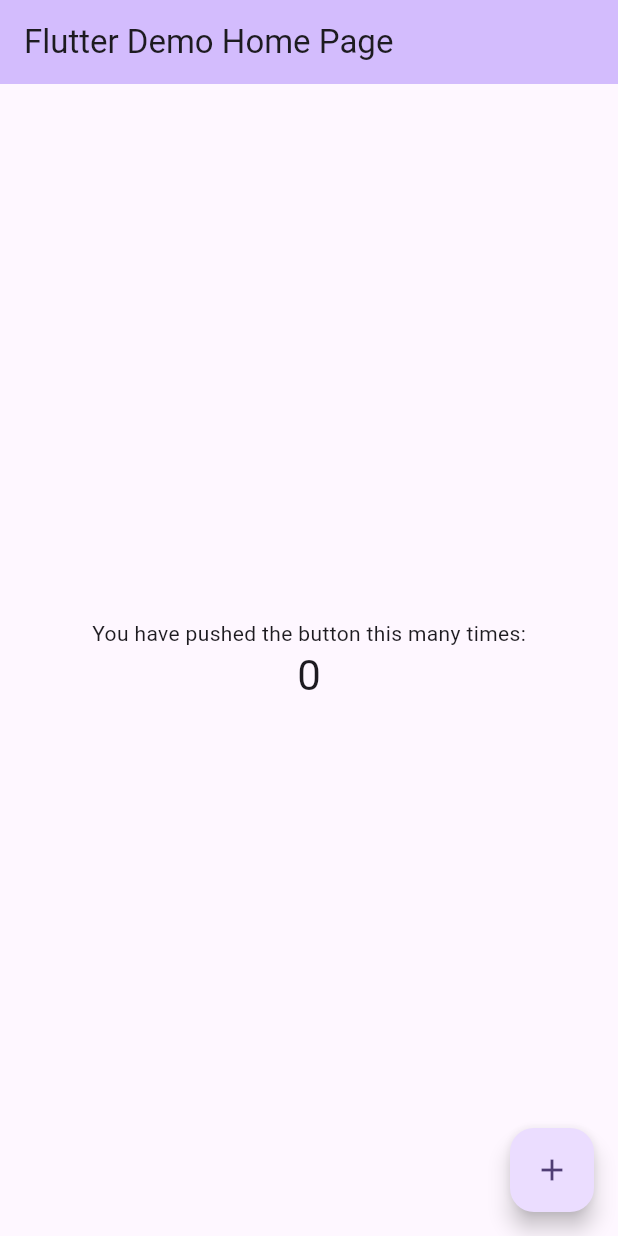
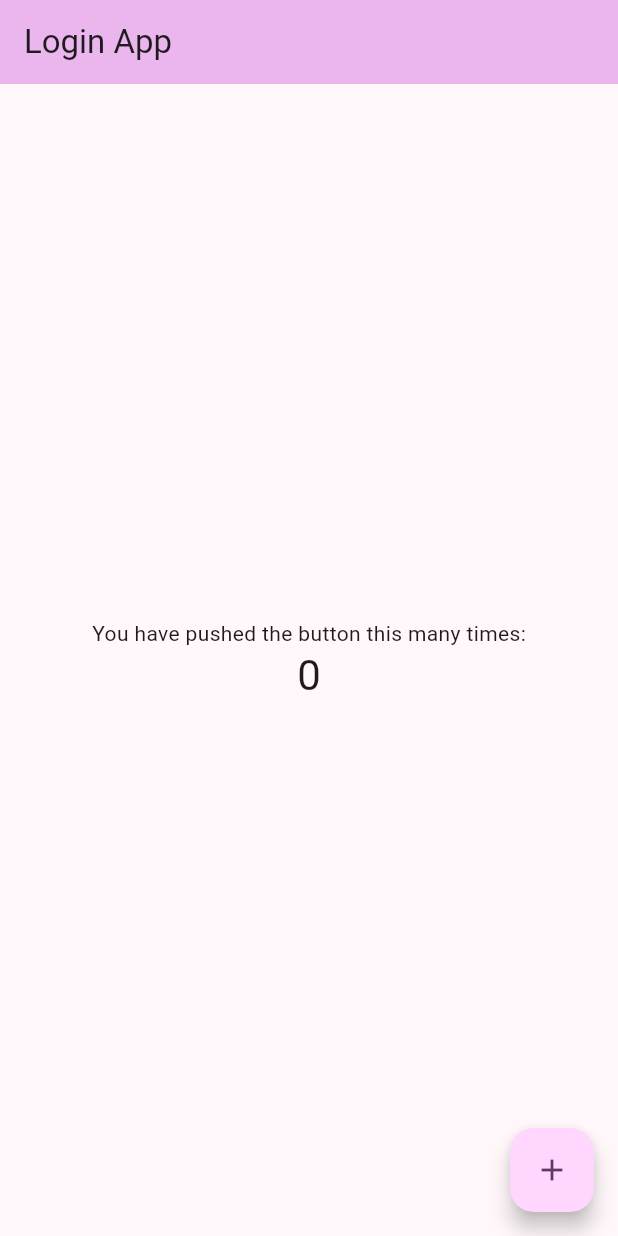
Before and after one commit to Abril12Sanchez/loginappFlutter, a Flutter app: the screen it shows after launch, on a phone screen of 412 x 824 dp. Run offline on Flutter 3.47's test engine with Material 3 defaults, Android fonts, the phone set to English and light mode, and no system bars.

Commit message:
cambios al log

```diff
--- a/lib/main.dart
+++ b/lib/main.dart
@@ -28,16 +28,16 @@ class MyApp extends StatelessWidget {
         //
         // This works for code too, not just values: Most code changes can be
         // tested with just a hot reload.
-        colorScheme: ColorScheme.fromSeed(seedColor: Colors.deepPurple),
+        colorScheme: ColorScheme.fromSeed(seedColor: Color.fromARGB(255, 221, 124, 233)),
         useMaterial3: true,
       ),
-      home: const MyHomePage(title: 'Flutter Demo Home Page'),
+      home: const Login(title: 'Login App'),
     );
   }
 }
 
-class MyHomePage extends StatefulWidget {
-  const MyHomePage({super.key, required this.title});
+class Login extends StatefulWidget {
+  const Login({super.key, required this.title});
 
   // This widget is the home page of your application. It is stateful, meaning
   // that it has a State object (defined below) that contains fields that affect
@@ -51,10 +51,10 @@ class MyHomePage extends StatefulWidget {
   final String title;
 
   @override
-  State<MyHomePage> createState() => _MyHomePageState();
+  State<Login> createState() => _LoginState();
 }
 
-class _MyHomePageState extends State<MyHomePage> {
+class _LoginState extends State<Login> {
   int _counter = 0;
 
   void _incrementCounter() {
```
